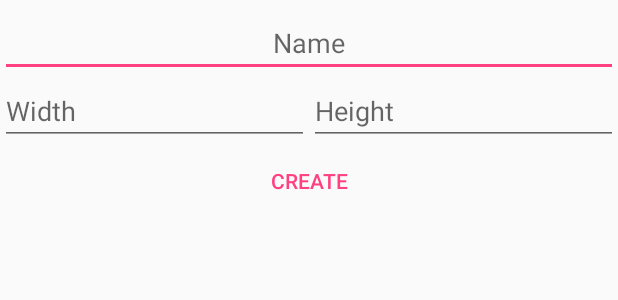
After one commit to Aefyr/PXL, an Android app: the layout project_creation.xml on its own in the app's theme, with its tools: preview values and no code run, on a phone screen of 412 x 824 dp. The commit adds this screen. Shown: the top 300 px of the screen. Run offline under Robolectric (Android 15) with nearby library versions, the phone set to English and light mode, and no system bars.

Commit message:
+Start of creating the projects system

```diff
--- a/app/src/main/java/com/af/pxl/DrawingActivity.java
+++ b/app/src/main/java/com/af/pxl/DrawingActivity.java
@@ -18,10 +18,10 @@ import android.widget.TextView;
 import com.af.pxl.Palettes.Palette2;
 import com.af.pxl.Palettes.PaletteUtils;
 import com.af.pxl.Palettes.PaletteView2;
+import com.af.pxl.Projects.ProjectsUtils;
 
 import java.io.File;
 import java.util.ArrayList;
-import java.util.Arrays;
 
 public class DrawingActivity extends AppCompatActivity implements AdaptivePixelSurface.OnSpecialToolUseListener{
 
@@ -62,6 +62,10 @@ public class DrawingActivity extends AppCompatActivity implements AdaptivePixelS
 
         //PALETTES
         PaletteUtils.initialize(this);
+
+        if(getIntent().getStringExtra("projectToLoad")!=null){
+            aps.setProject(ProjectsUtils.loadProject(getIntent().getStringExtra("projectToLoad")));
+        }
 
     }
 
--- a/app/src/main/java/com/af/pxl/PixelImageView.java
+++ b/app/src/main/java/com/af/pxl/PixelImageView.java
@@ -68,7 +68,7 @@ public class PixelImageView extends View{
 
 
     private Bitmap bitmap;
-    void setImageBitmap(Bitmap bitmap){
+    public void setImageBitmap(Bitmap bitmap){
         this.bitmap = bitmap;
         calculateMatrix();
     }
--- a/app/src/main/java/com/af/pxl/Utils.java
+++ b/app/src/main/java/com/af/pxl/Utils.java
@@ -32,7 +32,7 @@
         return Color.rgb(255-Color.red(color), 255-Color.green(color), 255 - Color.blue(color));
     }
 
-    static void toaster(Context context, String message){
+    public static void toaster(Context context, String message){
         Toast.makeText(context, message, Toast.LENGTH_SHORT).show();
     }
 
@@ -42,7 +42,7 @@
         bitmap.setPixels(pixels, 0, otherBitmap.getWidth(), 0, 0, otherBitmap.getWidth(), otherBitmap.getHeight());
     }
 
-    static boolean saveBitmap(Bitmap bitmap, File path){
+    public static boolean saveBitmap(Bitmap bitmap, File path){
         try(FileOutputStream fileOutputStream = new FileOutputStream(path)){
             bitmap.compress(Bitmap.CompressFormat.PNG, 100, fileOutputStream);
             return true;
--- /dev/null
+++ b/app/src/main/res/layout/project_creation.xml
@@ -0,0 +1,48 @@
+<?xml version="1.0" encoding="utf-8"?>
+<LinearLayout xmlns:android="http://schemas.android.com/apk/res/android"
+    android:layout_width="match_parent"
+    android:layout_height="wrap_content"
+    android:orientation="vertical">
+
+    <EditText
+        android:id="@+id/name"
+        android:layout_width="match_parent"
+        android:layout_height="wrap_content"
+        android:ems="10"
+        android:gravity="center"
+        android:hint="Name"
+        android:inputType="textPersonName"
+        android:paddingTop="16dp" />
+
+    <LinearLayout
+        android:layout_width="match_parent"
+        android:layout_height="wrap_content"
+        android:orientation="horizontal">
+
+        <EditText
+            android:id="@+id/width"
+            android:layout_width="match_parent"
+            android:layout_height="wrap_content"
+            android:layout_weight="1"
+            android:ems="10"
+            android:hint="Width"
+            android:inputType="numberDecimal" />
+
+        <EditText
+            android:id="@+id/height"
+            android:layout_width="match_parent"
+            android:layout_height="wrap_content"
+            android:layout_weight="1"
+            android:ems="10"
+            android:hint="Height"
+            android:inputType="numberDecimal" />
+    </LinearLayout>
+
+    <Button
+        android:id="@+id/create"
+        style="@style/Widget.AppCompat.Button.Borderless.Colored"
+        android:layout_width="match_parent"
+        android:layout_height="wrap_content"
+        android:text="Create" />
+
+</LinearLayout>
```
Also changed, not shown: app/src/main/java/com/af/pxl/AdaptivePixelSurface.java (+19 -3 lines), app/src/main/java/com/af/pxl/CanvasHistory.java (+10 -8 lines), app/src/main/java/com/af/pxl/Fragments/GalleryFragment.java (+55 -0 lines), app/src/main/java/com/af/pxl/Projects/Project.java (added, +69 -0 lines), app/src/main/java/com/af/pxl/Projects/ProjectsRecycleAdapter.java (added, +80 -0 lines), app/src/main/java/com/af/pxl/Projects/ProjectsUtils.java (added, +77 -0 lines), app/src/main/res/layout/fragment_gallery.xml (+26 -12 lines), app/src/main/res/layout/gallery_item.xml (added, +29 -0 lines).
